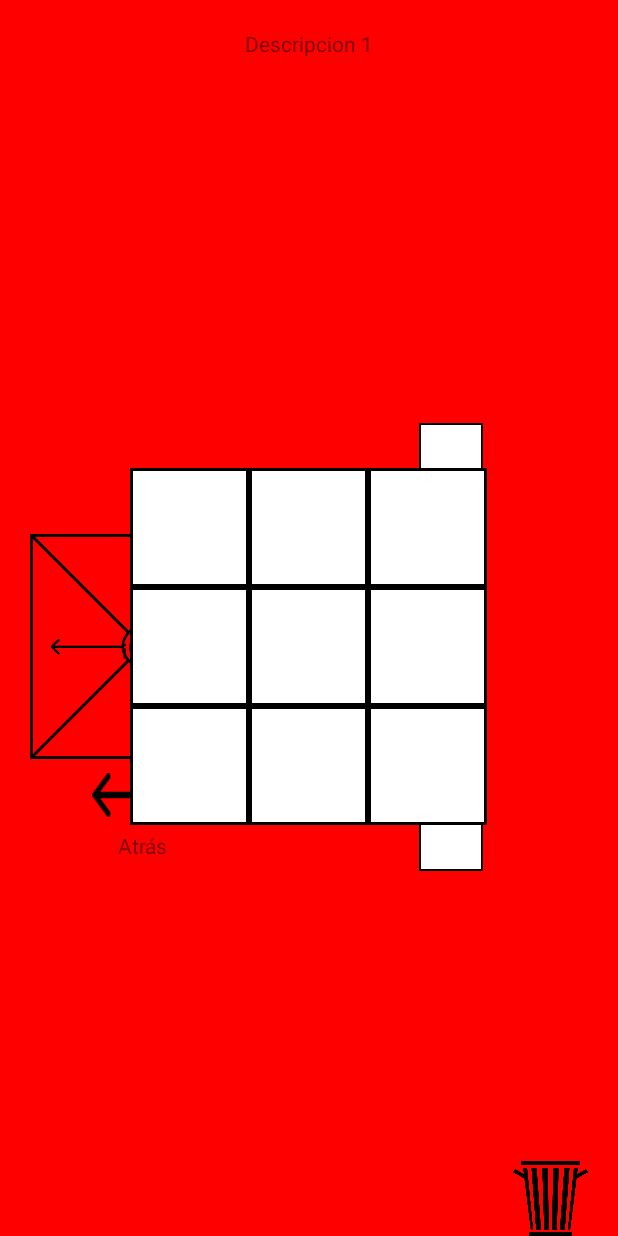
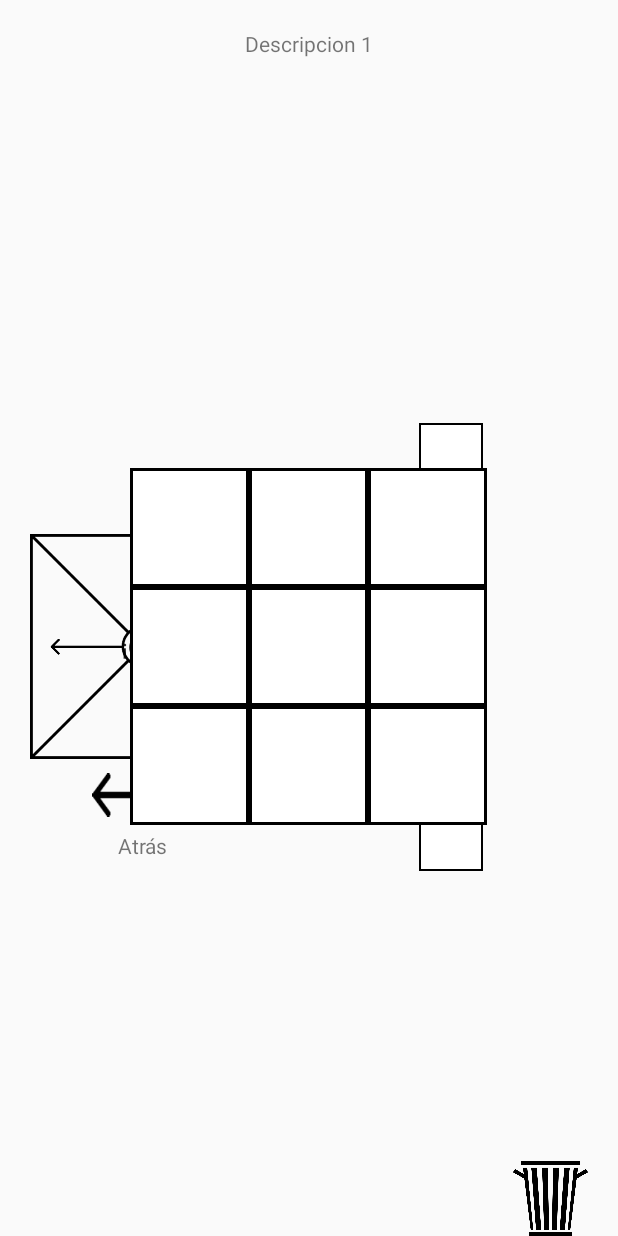
Before and after one commit to marcojonudo/ZowiApp, an Android app: the GameParameters screen opened directly, with no data from a screen before it, on a phone screen of 412 x 824 dp. Run offline under Robolectric (Android 15) with nearby library versions, the light colour scheme and no system bars; 2 statements that could not run were skipped.

Commit message:
Removed red background color used for depuration

```diff
--- a/app/src/main/res/layout/basic_activity_template.xml
+++ b/app/src/main/res/layout/basic_activity_template.xml
@@ -5,7 +5,6 @@
     android:orientation="vertical"
     android:layout_width="match_parent"
     android:layout_height="match_parent"
-    android:background="@color/red"
     android:id="@+id/basic_activity_container">
 
     <LinearLayout
```
